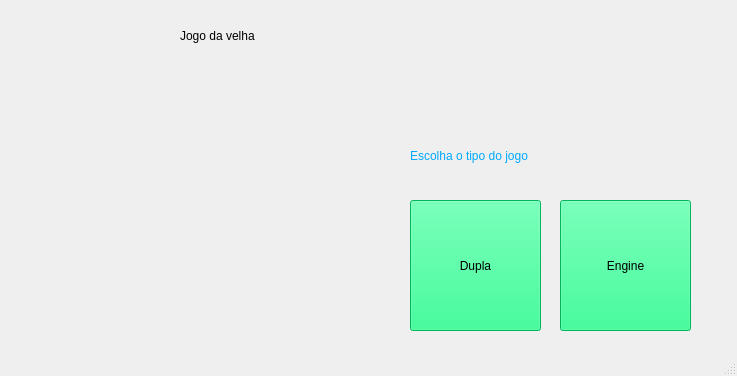
First picture: the form in templates/principal.ui, repository Kamanatsu/Tictactoe_QtDesigner, before the edit.
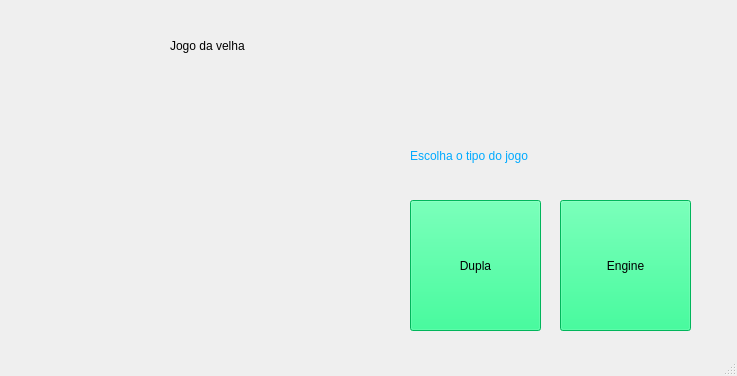
Second picture: the form after the edit. Icons and pictures are not drawn.

```diff
--- a/templates/principal.ui
+++ b/templates/principal.ui
@@ -62,8 +62,8 @@
    <widget class="QLabel" name="label">
     <property name="geometry">
      <rect>
-      <x>180</x>
-      <y>-10</y>
+      <x>170</x>
+      <y>0</y>
       <width>391</width>
       <height>91</height>
      </rect>
```
Left out of the diff: 18 changed lines with no effect on the pictures.
